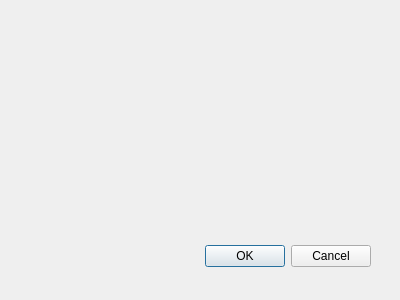
Old version of the form guiElectionTP3/FormElecteur.ui in the repository adami21/Conception-d-un-h-ritage-de-classes-en-C-.
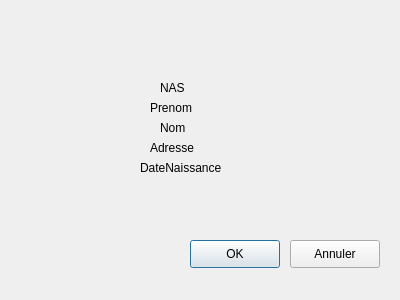
New version of the form.

Commit message: formelec debut

Diff of the .ui file:
```diff
--- a/guiElectionTP3/FormElecteur.ui
+++ b/guiElectionTP3/FormElecteur.ui
@@ -13,20 +13,95 @@
   <property name="windowTitle">
    <string>FormElecteur</string>
   </property>
-  <widget class="QDialogButtonBox" name="buttonBox">
+  <widget class="QLabel" name="lineEditNAS">
    <property name="geometry">
     <rect>
-     <x>30</x>
+     <x>160</x>
+     <y>80</y>
+     <width>58</width>
+     <height>16</height>
+    </rect>
+   </property>
+   <property name="text">
+    <string>NAS</string>
+   </property>
+  </widget>
+  <widget class="QLabel" name="lineEditNom">
+   <property name="geometry">
+    <rect>
+     <x>160</x>
+     <y>120</y>
+     <width>58</width>
+     <height>16</height>
+    </rect>
+   </property>
+   <property name="text">
+    <string>Nom</string>
+   </property>
+  </widget>
+  <widget class="QLabel" name="lineEditAdresse">
+   <property name="geometry">
+    <rect>
+     <x>150</x>
+     <y>140</y>
+     <width>58</width>
+     <height>16</height>
+    </rect>
+   </property>
+   <property name="text">
+    <string>Adresse</string>
+   </property>
+  </widget>
+  <widget class="QLabel" name="lineEditPrenom">
+   <property name="geometry">
+    <rect>
+     <x>150</x>
+     <y>100</y>
+     <width>58</width>
+     <height>16</height>
+    </rect>
+   </property>
+   <property name="text">
+    <string>Prenom</string>
+   </property>
+  </widget>
+  <widget class="QLabel" name="dateEditNaissance">
+   <property name="geometry">
+    <rect>
+     <x>140</x>
+     <y>160</y>
+     <width>101</width>
+     <height>16</height>
+    </rect>
+   </property>
+   <property name="text">
+    <string>DateNaissance</string>
+   </property>
+  </widget>
+  <widget class="QPushButton" name="buttonOK">
+   <property name="geometry">
+    <rect>
+     <x>190</x>
      <y>240</y>
-     <width>341</width>
-     <height>32</height>
+     <width>90</width>
+     <height>28</height>
     </rect>
    </property>
-   <property name="orientation">
-    <enum>Qt::Horizontal</enum>
+   <property name="text">
+    <string>OK</string>
    </property>
-   <property name="standardButtons">
-    <set>QDialogButtonBox::Cancel|QDialogButtonBox::Ok</set>
+  </widget>
+  <widget class="QPushButton" name="buttonCancel">
+   <property name="geometry">
+    <rect>
+     <x>290</x>
+     <y>240</y>
+     <width>90</width>
+     <height>28</height>
+    </rect>
+   </property>
+   <property name="text">
+    <string>Annuler</string>
    </property>
   </widget>
  </widget>
```
Left out of the diff: 38 changed lines with no effect on the pictures. The commit also changes 2 other files.
